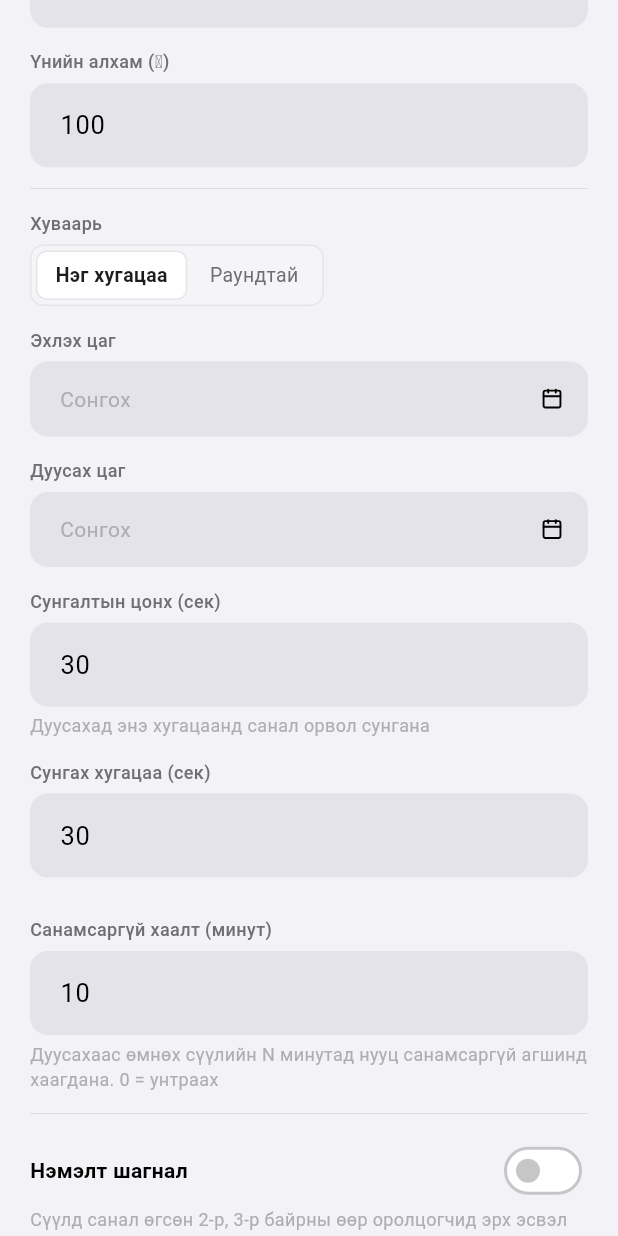
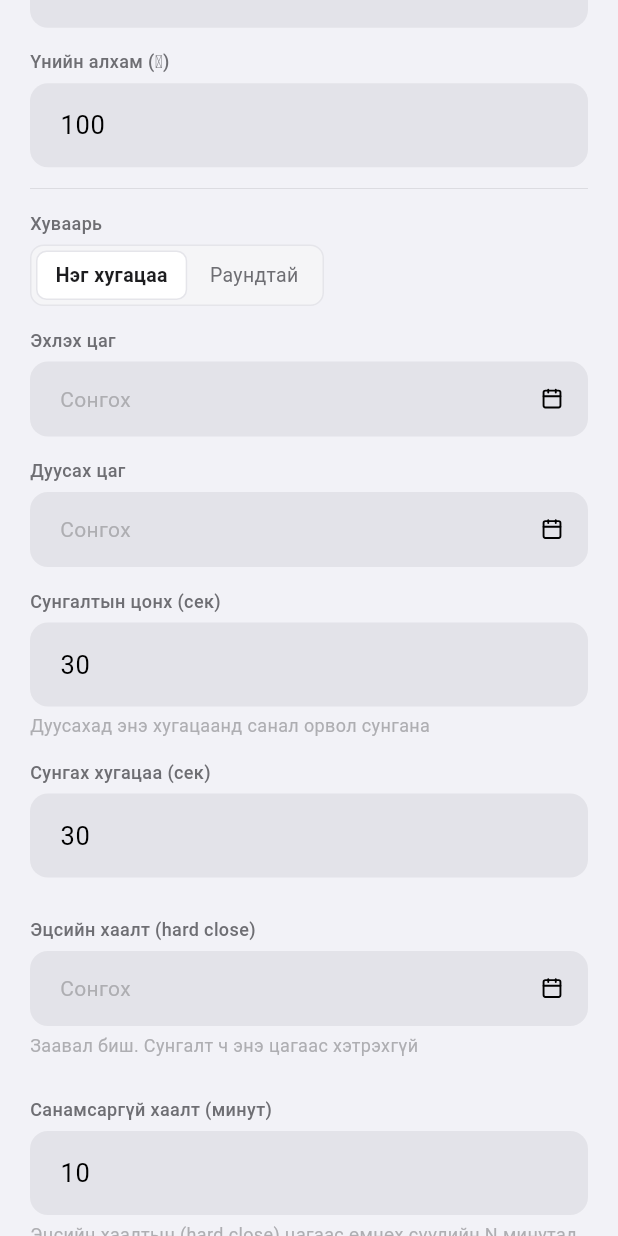
Before and after one commit to JustTuruu/eduud, a Flutter app: the AuctionForm widget shown alone on an empty page, opened directly, scrolled down 576 dp, on a phone screen of 412 x 824 dp. Run offline on Flutter 3.47's test engine with Material 3 defaults, Android fonts, the phone set to English and light mode, and no system bars; our stand-ins replace dio, fl_chart, flutter_riverpod, flutter_secure_storage, go_router, lucide_icons_flutter and 2 more; accounts and stored records are empty; network calls fail.

Commit message:
fix: санамсаргүй хаалтыг зөвхөн hard close-д харьцангуй болгов, админ маягтад эцсийн хаалтын талбар нэмэв

```diff
--- a/app/lib/features/admin/admin_auction_form.dart
+++ b/app/lib/features/admin/admin_auction_form.dart
@@ -139,6 +139,8 @@ class _AuctionFormState extends ConsumerState<AuctionForm> {
   final List<TextEditingController> _images = [];
   final List<_Round> _rounds = [];
   DateTime? _start, _end;
+  // Эцсийн хаалт (hard close): заавал биш
+  DateTime? _hardClose;
   String? _categoryId;
   bool _useRounds = false;
   bool _usePrizes = false;
@@ -168,6 +170,7 @@ class _AuctionFormState extends ConsumerState<AuctionForm> {
     _random.text = '${jInt(a, 'randomCloseSec') ~/ 60}';
     _start = DateTime.tryParse(jStr(a, 'startsAt'))?.toLocal();
     _end = DateTime.tryParse(jStr(a, 'endsAt'))?.toLocal();
+    _hardClose = DateTime.tryParse(jStr(a, 'hardCloseAt'))?.toLocal();
     _categoryId = a['categoryId']?.toString();
     final imgs = a['images'];
     if (imgs is List) {
@@ -320,6 +323,12 @@ class _AuctionFormState extends ConsumerState<AuctionForm> {
       body['rounds'] = list;
       body['startsAt'] = list.first['startsAt'];
       body['endsAt'] = list.last['endsAt'];
+      if (_hardClose != null) {
+        if (!_hardClose!.isAfter(_rounds.first.start!)) {
+          return 'Эцсийн хаалт эхлэх цагаас хойш байна.';
+        }
+        body['hardCloseAt'] = _iso(_hardClose!);
+      }
     } else {
       if (_start == null || _end == null) {
         return 'Эхлэх, дуусах цагаа сонгоно уу.';
@@ -327,6 +336,12 @@ class _AuctionFormState extends ConsumerState<AuctionForm> {
       if (!_end!.isAfter(_start!)) return 'Дуусах цаг эхлэхээс хойш байна.';
       body['startsAt'] = _iso(_start!);
       body['endsAt'] = _iso(_end!);
+      if (_hardClose != null) {
+        if (!_hardClose!.isAfter(_end!)) {
+          return 'Эцсийн хаалт дуусах цагаас хойш байна.';
+        }
+        body['hardCloseAt'] = _iso(_hardClose!);
+      }
     }
     if (!_prizesLocked && (_usePrizes || _editing)) {
       // Унтраасан үед [] илгээж өмнөх шагналыг арилгана.
@@ -481,8 +496,22 @@ class _AuctionFormState extends ConsumerState<AuctionForm> {
         for (var i = 0; i < _rounds.length; i++) _roundRow(i),
       ],
       const SizedBox(height: 12),
+      FieldLabel('Эцсийн хаалт (hard close)',
+          hint: 'Заавал биш. Сунгалт ч энэ цагаас хэтрэхгүй',
+          child: Row(children: [
+            Expanded(
+                child: DateTimeField(
+                    value: _hardClose,
+                    onChanged: (d) => setState(() => _hardClose = d))),
+            if (_hardClose != null)
+              IconButton(
+                  tooltip: 'Арилгах',
+                  icon: const Icon(LucideIcons.x, size: 16),
+                  onPressed: () => setState(() => _hardClose = null)),
+          ])),
+      const SizedBox(height: 12),
       FieldLabel('Санамсаргүй хаалт (минут)',
-          hint: 'Дуусахаас өмнөх сүүлийн N минутад нууц санамсаргүй агшинд хаагдана. 0 = унтраах',
+          hint: 'Эцсийн хаалтын (hard close) цагаас өмнөх сүүлийн N минутад нууц санамсаргүй агшинд хаагдана. Эцсийн хаалт тохируулаагүй бол үйлчлэхгүй. 0 = унтраах',
           child: TextField(
               controller: _random, keyboardType: TextInputType.number)),
       const Divider(),
```
Also changed, not shown: app/lib/features/auction/auction_detail_screen.dart (+6 -4 lines), 1 other file.
